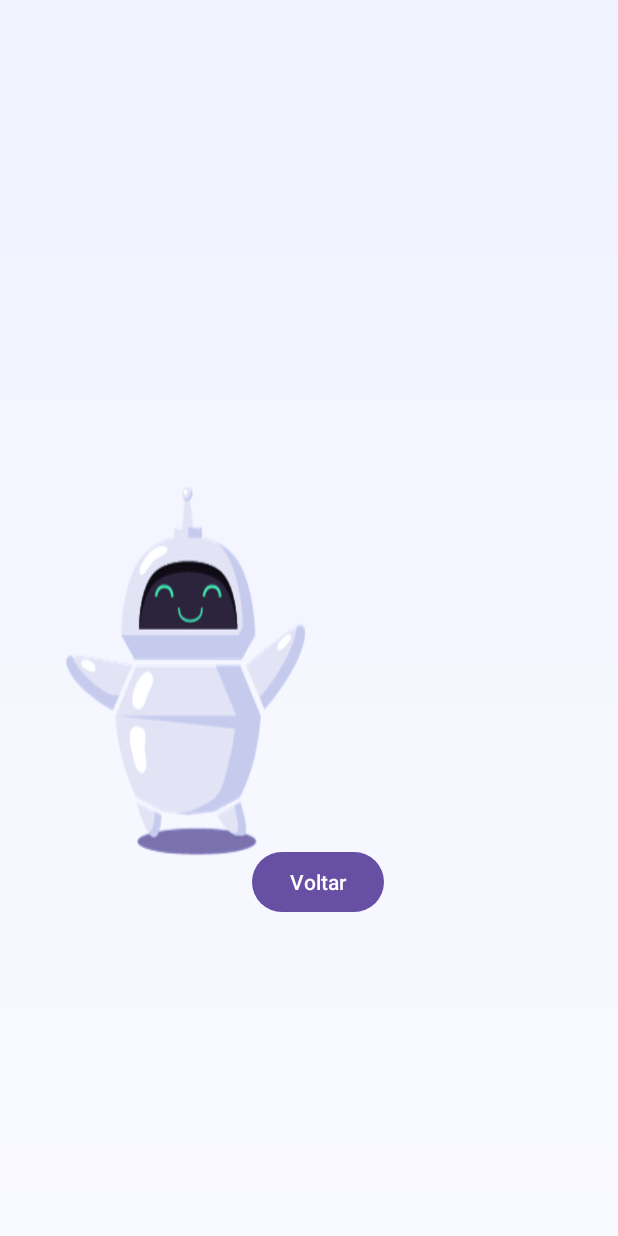
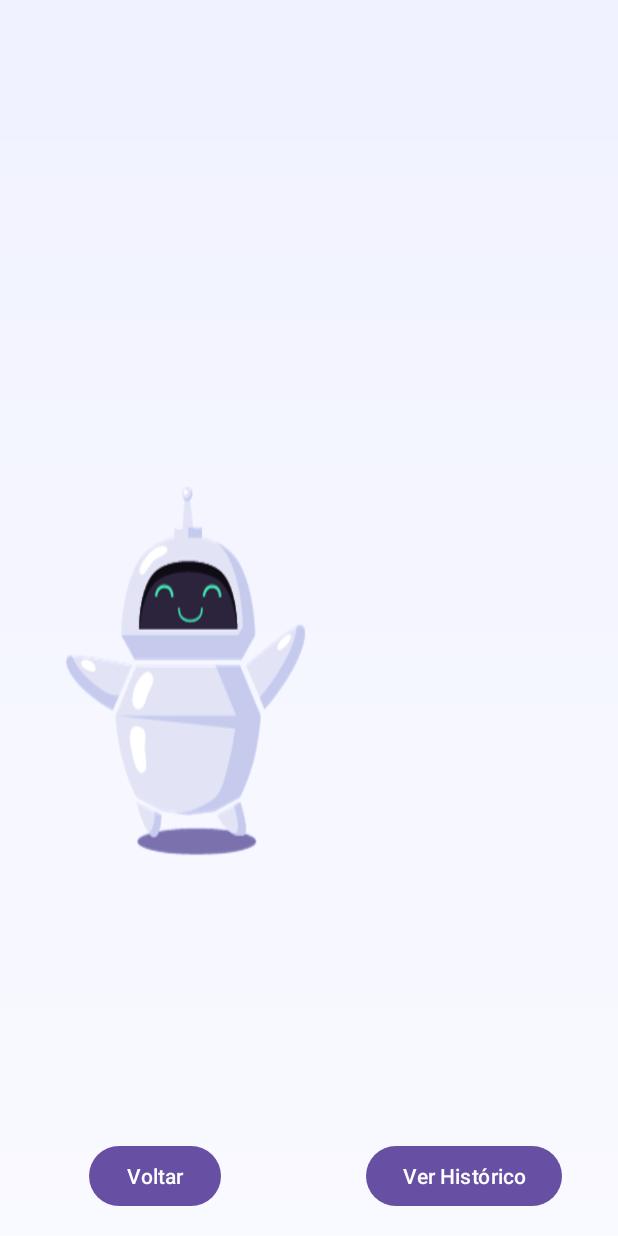
Before and after one commit to machaadolarissa/DesenvolvimentoAplicacoesMoveisI, an Android app: the fragment SecondFragment shown on its own in the app's theme, on a phone screen of 412 x 824 dp. Run offline under Robolectric (Android 15) with nearby library versions, the phone set to English and light mode, and no system bars; 1 statement that could not run was skipped.

Commit message:
Adiciona logica inicial para historico de comandos

```diff
--- /dev/null
+++ b/Trabalho II/app/src/main/java/com/machado/trabalho2/Command.kt
@@ -0,0 +1,2 @@
+package com.machado.trabalho2
+data class Command(val message: String)
--- a/Trabalho II/app/src/main/java/com/machado/trabalho2/FirstFragment.kt
+++ b/Trabalho II/app/src/main/java/com/machado/trabalho2/FirstFragment.kt
@@ -34,6 +34,9 @@ class FirstFragment : Fragment() {
             val bundle = Bundle().apply {
                 putString("userMessage", message)
             }
+            if (message.isNotEmpty()){
+                CommandHistoryFragment.addCommand(message)
+            }
             findNavController().navigate(action.actionId, bundle)
         }
     }
--- a/Trabalho II/app/src/main/java/com/machado/trabalho2/SecondFragment.kt
+++ b/Trabalho II/app/src/main/java/com/machado/trabalho2/SecondFragment.kt
@@ -3,13 +3,13 @@ package com.machado.trabalho2
 import MarcianoAcaoPersonalizada
 import MarcianoPremium
 import android.os.Bundle
-import android.util.Log
 import android.view.LayoutInflater
 import android.view.View
 import android.view.ViewGroup
 import androidx.fragment.app.Fragment
 import androidx.navigation.fragment.findNavController
 import com.machado.trabalho2.databinding.FragmentSecondBinding
+
 
 class SecondFragment : Fragment() {
 
@@ -35,6 +35,10 @@ class SecondFragment : Fragment() {
 
         binding.buttonVoltar.setOnClickListener {
             findNavController().navigate(R.id.action_SecondFragment_to_FirstFragment)
+        }
+
+        binding.buttonViewHistory.setOnClickListener {
+            findNavController().navigate(R.id.action_SecondFragment_to_CommandHistoryFragment)
         }
     }
 
--- a/Trabalho II/app/src/main/res/layout/fragment_second.xml
+++ b/Trabalho II/app/src/main/res/layout/fragment_second.xml
@@ -1,12 +1,9 @@
-<?xml version="1.0" encoding="utf-8"?>
-<androidx.constraintlayout.widget.ConstraintLayout xmlns:android="http://schemas.android.com/apk/res/android"
+<androidx.constraintlayout.widget.ConstraintLayout
+    xmlns:android="http://schemas.android.com/apk/res/android"
     xmlns:app="http://schemas.android.com/apk/res-auto"
-    xmlns:tools="http://schemas.android.com/tools"
     android:layout_width="match_parent"
     android:layout_height="match_parent"
-    android:background="@drawable/img_tela_2"
-    android:padding="16dp"
-    tools:context=".SecondFragment">
+    android:background="@drawable/img_tela_2">
 
     <TextView
         android:id="@+id/textViewResponse"
@@ -21,14 +18,34 @@
         app:layout_constraintStart_toStartOf="parent"
         app:layout_constraintTop_toTopOf="parent" />
 
+    <androidx.constraintlayout.widget.Guideline
+        android:id="@+id/guidelineCenter"
+        android:layout_width="wrap_content"
+        android:layout_height="wrap_content"
+        android:orientation="vertical"
+        app:layout_constraintGuide_percent="0.5" />
+
     <Button
         android:id="@+id/buttonVoltar"
         android:layout_width="wrap_content"
         android:layout_height="wrap_content"
-        android:layout_marginTop="392dp"
-        android:layout_marginEnd="140dp"
         android:text="@string/voltar"
+        app:layout_constraintStart_toStartOf="parent"
+        app:layout_constraintEnd_toStartOf="@id/guidelineCenter"
+        app:layout_constraintBottom_toBottomOf="parent"
+        android:layout_marginStart="16dp"
+        android:layout_marginEnd="16dp"
+        android:layout_marginBottom="16dp" />
+
+    <Button
+        android:id="@+id/buttonViewHistory"
+        android:layout_width="wrap_content"
+        android:layout_height="wrap_content"
+        android:text="@string/ver_hist_rico"
+        app:layout_constraintStart_toEndOf="@id/guidelineCenter"
         app:layout_constraintEnd_toEndOf="parent"
-        app:layout_constraintTop_toTopOf="@id/textViewResponse" />
-
+        app:layout_constraintBottom_toBottomOf="parent"
+        android:layout_marginStart="16dp"
+        android:layout_marginEnd="16dp"
+        android:layout_marginBottom="16dp" />
 </androidx.constraintlayout.widget.ConstraintLayout>
--- a/Trabalho II/app/src/main/res/values/colors.xml
+++ b/Trabalho II/app/src/main/res/values/colors.xml
@@ -2,4 +2,5 @@
 <resources>
     <color name="black">#FF000000</color>
     <color name="white">#FFFFFFFF</color>
+    <color name="purple_700">#6A1B9A</color>
 </resources>
--- a/Trabalho II/app/src/main/res/values/strings.xml
+++ b/Trabalho II/app/src/main/res/values/strings.xml
@@ -5,7 +5,9 @@
 
     <string name="digite_sua_mensagem">Digite sua mensagem…</string>
     <string name="enviar">Enviar</string>
-    <string name="voltar">Voltar</string>
     <string name="placeholder_text">Placeholder Text</string>
     <string name="resposta">Resposta</string>
+    <string name="ver_hist_rico">Ver Histórico</string>
+    <string name="voltar">Voltar</string>
+    <string name="hist_rico_de_comandos">Histórico de Comandos</string>
 </resources>
--- a/Trabalho II/build.gradle.kts
+++ b/Trabalho II/build.gradle.kts
@@ -1,4 +1,3 @@
-// Top-level build file where you can add configuration options common to all sub-projects/modules.
 plugins {
     id("com.android.application") version "8.1.3" apply false
     id("org.jetbrains.kotlin.android") version "1.9.0" apply false
--- a/src/main/kotlin/MarcianoAcaoPersonalizada.kt
+++ /dev/null
@@ -1,3 +0,0 @@
-interface MarcianoAcaoPersonalizada {
-    fun executar(): String
-}
```
Also changed, not shown: Trabalho II/app/src/main/java/com/machado/trabalho2/CommandAdapter.kt (added, +35 -0 lines), Trabalho II/app/src/main/java/com/machado/trabalho2/CommandHistoryFragment.kt (added, +73 -0 lines), Trabalho II/app/src/main/res/layout/fragment_command_history.xml (added, +48 -0 lines), Trabalho II/app/src/main/res/layout/fragment_first.xml (+18 -15 lines), Trabalho II/app/src/main/res/layout/item_command.xml (added, +8 -0 lines), Trabalho II/app/src/main/res/navigation/nav_graph.xml (+17 -0 lines), src/main/kotlin/Main.kt (deleted, +0 -43 lines), src/main/kotlin/Marciano.kt (deleted, +0 -21 lines), src/main/kotlin/MarcianoComOperacoes.kt (deleted, +0 -25 lines), src/main/kotlin/MarcianoPremium.kt (deleted, +0 -16 lines), Trabalho II/app/src/main/res/drawable/img_tela_1.png, 1 other file.
